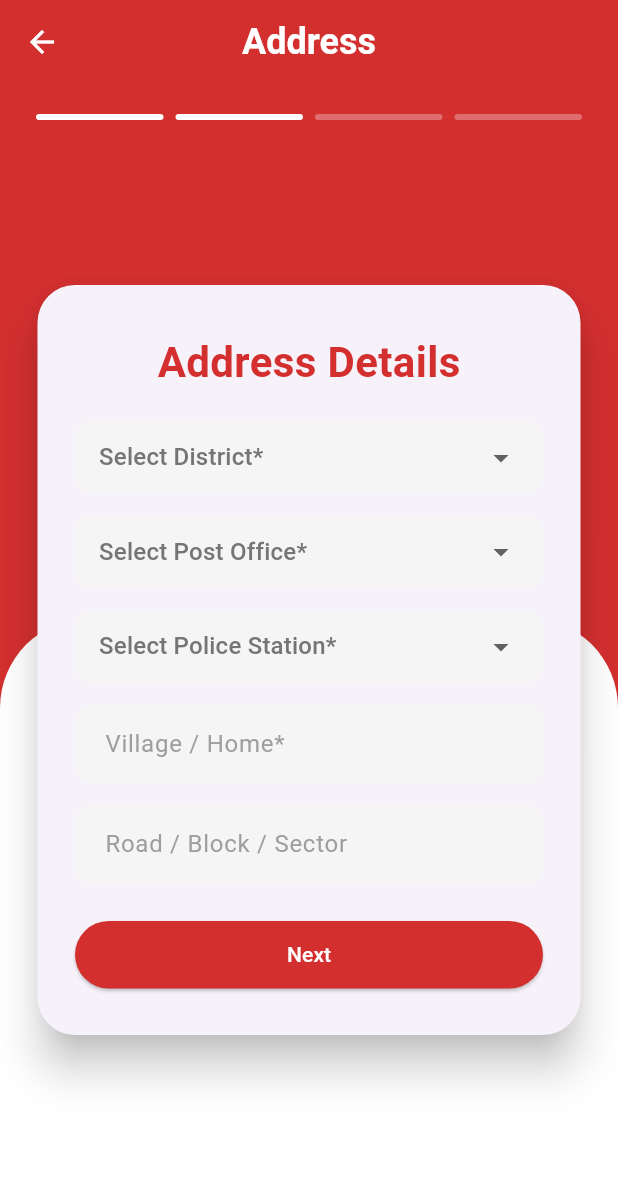
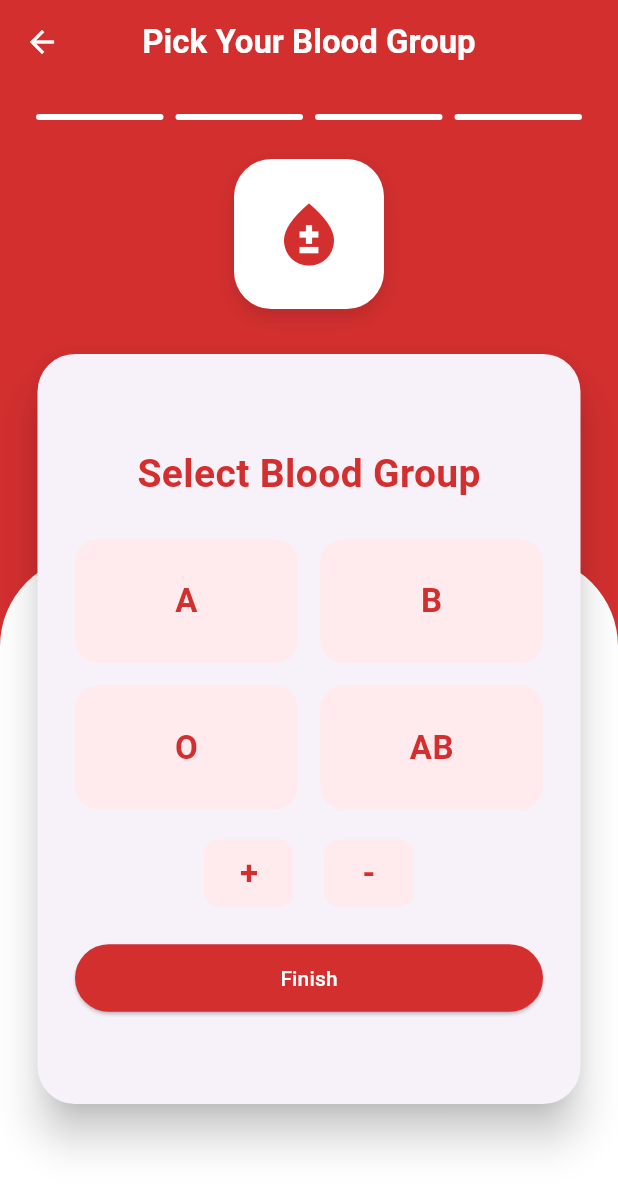
Before and after one commit to Zayed-12959/hemoaid3, a Flutter app: the AddressScreen screen opened directly, after a tap on "Next", on a phone screen of 412 x 824 dp. Shown: the top 1191 px of the screen. Run offline on Flutter 3.47's test engine with Material 3 defaults, Android fonts, the phone set to English and light mode, and no system bars; missing offline and left inert: hemoaid.

Commit message:
Add files via upload

```diff
--- a/lib/address.dart
+++ b/lib/address.dart
@@ -1,5 +1,5 @@
 import 'package:flutter/material.dart';
-
+import 'bloodGroup.dart';
 class AddressScreen extends StatefulWidget {
   @override
   State<AddressScreen> createState() => _AddressScreenState();
@@ -52,7 +52,7 @@ class _AddressScreenState extends State<AddressScreen> {
           Align(
             alignment: Alignment.bottomCenter,
             child: Container(
-              height: MediaQuery.of(context).size.height * 0.5,
+              height: MediaQuery.of(context).size.height * 0.55,
               decoration: const BoxDecoration(
                 color: Colors.white,
                 borderRadius: BorderRadius.only(
@@ -74,7 +74,7 @@ class _AddressScreenState extends State<AddressScreen> {
                       height: 4,
                       margin: const EdgeInsets.symmetric(horizontal: 4),
                       decoration: BoxDecoration(
-                        color: index <= 1
+                        color: index <= 2
                             ? Colors.white
                             : Colors.white30,
                         borderRadius: BorderRadius.circular(2),
@@ -86,8 +86,40 @@ class _AddressScreenState extends State<AddressScreen> {
             ),
           ),
 
+          // 🏠 Large Home Icon
+          Positioned(
+            top: 50,
+            left: 0,
+            right: 0,
+            child: Center(
+              child: Container(
+                width: 100,
+                height: 100,
+                decoration: BoxDecoration(
+                  color: Colors.white,
+                  borderRadius: BorderRadius.circular(25),
+                  boxShadow: [
+                    BoxShadow(
+                      color: Colors.black12,
+                      blurRadius: 10,
+                      offset: Offset(0, 5),
+                    ),
+                  ],
+                ),
+                child: const Icon(
+                  Icons.add_location_alt,
+                  size: 55,
+                  color: Color(0xFFD32F2F),
+                ),
+              ),
+            ),
+          ),
+
           // 📦 Floating Card (same style as Registration)
-          Center(
+          Positioned(
+            top: 180,
+            left: 0,
+            right: 0,
             child: SizedBox(
               height: 500,
               child: Card(
@@ -167,7 +199,12 @@ class _AddressScreenState extends State<AddressScreen> {
                               borderRadius: BorderRadius.circular(30),
                             ),
                           ),
-                          onPressed: () {},
+                          onPressed: () {Navigator.push(
+                            context,
+                            MaterialPageRoute(
+                              builder: (context) => BloodGroupScreen(),
+                            ),
+                          );},
                           child: const Text(
                             'Next',
                             style: TextStyle(color: Colors.white),
@@ -197,7 +234,7 @@ class _AddressScreenState extends State<AddressScreen> {
     return Container(
       padding: const EdgeInsets.symmetric(horizontal: 16),
       decoration: BoxDecoration(
-        color: Colors.grey[100],
+        color: Colors.red[50],
         borderRadius: BorderRadius.circular(10),
       ),
       child: DropdownButtonHideUnderline(
@@ -226,7 +263,7 @@ class _AddressScreenState extends State<AddressScreen> {
         hintText: hint,
         hintStyle: TextStyle(color: Colors.grey[500]),
         filled: true,
-        fillColor: Colors.grey[100],
+        fillColor: Colors.red[50],
         border: OutlineInputBorder(
           borderRadius: BorderRadius.circular(10),
           borderSide: BorderSide.none, // no visible border line
--- /dev/null
+++ b/lib/bloodGroup.dart
@@ -0,0 +1,259 @@
+import 'package:flutter/material.dart';
+import 'package:hemoaid/ReceiverDashboard.dart';
+import 'package:hemoaid/welcome.dart';
+import 'registration.dart';
+
+class BloodGroupScreen extends StatefulWidget {
+  @override
+  State<BloodGroupScreen> createState() => _BloodGroupScreenState();
+}
+
+class _BloodGroupScreenState extends State<BloodGroupScreen> {
+  String? selectedGroup;
+  String? selectedRh;
+
+  @override
+  Widget build(BuildContext context) {
+    return Scaffold(
+      backgroundColor: Colors.white,
+      appBar: AppBar(
+        backgroundColor: const Color(0xFFD32F2F),
+        centerTitle: true,
+        title: const Text(
+          "Pick Your Blood Group",
+          style: TextStyle(
+            color: Colors.white,
+            fontSize: 22,
+            fontWeight: FontWeight.bold,
+          ),
+        ),
+        leading: IconButton(
+          icon: const Icon(Icons.arrow_back, color: Colors.white),
+          onPressed: () => Navigator.pop(context),
+        ),
+      ),
+      body: Stack(
+        children: [
+
+          // 🔴 Red background
+          Container(
+            color: const Color(0xFFD32F2F),
+            width: double.infinity,
+            height: double.infinity,
+          ),
+
+          // ⚪ White curved bottom
+          Align(
+            alignment: Alignment.bottomCenter,
+            child: Container(
+              height: MediaQuery.of(context).size.height * 0.55,
+              decoration: const BoxDecoration(
+                color: Colors.white,
+                borderRadius: BorderRadius.only(
+                  topLeft: Radius.circular(60),
+                  topRight: Radius.circular(60),
+                ),
+              ),
+            ),
+          ),
+
+          // 📊 Progress bar (Step 4 active)
+          SafeArea(
+            child: Padding(
+              padding: const EdgeInsets.symmetric(horizontal: 20, vertical: 20),
+              child: Row(
+                children: List.generate(4, (index) {
+                  return Expanded(
+                    child: Container(
+                      height: 4,
+                      margin: const EdgeInsets.symmetric(horizontal: 4),
+                      decoration: BoxDecoration(
+                        color: Colors.white,
+                        borderRadius: BorderRadius.circular(2),
+                      ),
+                    ),
+                  );
+                }),
+              ),
+            ),
+          ),
+
+          // 🩸 Large Blood Icon
+          Positioned(
+            top: 50,
+            left: 0,
+            right: 0,
+            child: Center(
+              child: Container(
+                width: 100,
+                height: 100,
+                decoration: BoxDecoration(
+                  color: Colors.white,
+                  borderRadius: BorderRadius.circular(25),
+                  boxShadow: [
+                    BoxShadow(
+                      color: Colors.black12,
+                      blurRadius: 10,
+                      offset: Offset(0, 5),
+                    ),
+                  ],
+                ),
+                child: const Icon(
+                  Icons.bloodtype,
+                  size: 50,
+                  color: Color(0xFFD32F2F),
+                ),
+              ),
+            ),
+          ),
+
+          // 📦 Card
+          Positioned(
+            top: 180,
+            left: 0,
+            right: 0,
+            child: SizedBox(
+              height: 500,
+              child: Card(
+                elevation: 12,
+                shape: RoundedRectangleBorder(
+                  borderRadius: BorderRadius.circular(25),
+                ),
+                margin: const EdgeInsets.symmetric(horizontal: 25),
+                child: Padding(
+                  padding: const EdgeInsets.all(25),
+                  child: Column(
+                    mainAxisAlignment: MainAxisAlignment.center,
+                    children: [
+
+                      const Text(
+                        "Select Blood Group",
+                        style: TextStyle(
+                          fontSize: 26,
+                          fontWeight: FontWeight.bold,
+                          color: Color(0xFFD32F2F),
+                        ),
+                      ),
+
+                      const SizedBox(height: 25),
+
+                      // 🅰️ Blood groups
+                      GridView.count(
+                        shrinkWrap: true,
+                        crossAxisCount: 2,
+                        mainAxisSpacing: 15,
+                        crossAxisSpacing: 15,
+                        childAspectRatio: 1.8,
+                        children: ['A', 'B', 'O', 'AB']
+                            .map((group) => _bloodButton(group))
+                            .toList(),
+                      ),
+
+                      const SizedBox(height: 20),
+
+                      // ➕ ➖ Rh buttons
+                      Row(
+                        mainAxisAlignment: MainAxisAlignment.center,
+                        children: [
+                          _rhButton('+'),
+                          const SizedBox(width: 20),
+                          _rhButton('-'),
+                        ],
+                      ),
+
+                      const SizedBox(height: 25),
+
+                      SizedBox(
+                        width: double.infinity,
+                        height: 45,
+                        child: ElevatedButton(
+                          style: ElevatedButton.styleFrom(
+                            backgroundColor: const Color(0xFFD32F2F),
+                            shape: RoundedRectangleBorder(
+                              borderRadius: BorderRadius.circular(30),
+                            ),
+                          ),
+                          onPressed: () {
+                            Navigator.push(
+                              context,
+                              MaterialPageRoute(
+                                builder: (context) => Welcome(),
+                              ),
+                            );
+                          },
+                          child: const Text(
+                            'Finish',
+                            style: TextStyle(color: Colors.white),
+
+                          ),
+                        ),
+                      ),
+                    ],
+                  ),
+                ),
+              ),
+            ),
+          ),
+        ],
+      ),
+    );
+  }
+
+  // ── BLOOD GROUP BUTTON ─────────────────────
+  Widget _bloodButton(String group) {
+    final bool isSelected = selectedGroup == group;
+
+    return GestureDetector(
+      onTap: () {
+        setState(() {
+          selectedGroup = group;
+        });
+      },
+      child: Container(
+        decoration: BoxDecoration(
+          color: isSelected ? const Color(0xFFD32F2F) : Colors.red[50],
+          borderRadius: BorderRadius.circular(15),
+        ),
+        alignment: Alignment.center,
+        child: Text(
+          group,
+          style: TextStyle(
+            fontSize: 22,
+            fontWeight: FontWeight.bold,
+            color: isSelected ? Colors.white : const Color(0xFFD32F2F),
+          ),
+        ),
+      ),
+    );
+  }
+
+  // ── RH BUTTON ──────────────────────────────
+  Widget _rhButton(String value) {
+    final bool isSelected = selectedRh == value;
+
+    return GestureDetector(
+      onTap: () {
+        setState(() {
+          selectedRh = value;
+        });
+      },
+      child: Container(
+        width: 60,
+        height: 45,
+        decoration: BoxDecoration(
+          color: isSelected ? const Color(0xFFD32F2F) : Colors.red[50],
+          borderRadius: BorderRadius.circular(10),
+        ),
+        alignment: Alignment.center,
+        child: Text(
+          value,
+          style: TextStyle(
+            fontSize: 22,
+            fontWeight: FontWeight.bold,
+            color: isSelected ? Colors.white : const Color(0xFFD32F2F),
+          ),
+        ),
+      ),
+    );
+  }
+}
```
Also changed, not shown: lib/registration.dart (+45 -13 lines), lib/welcome.dart (+38 -22 lines).
